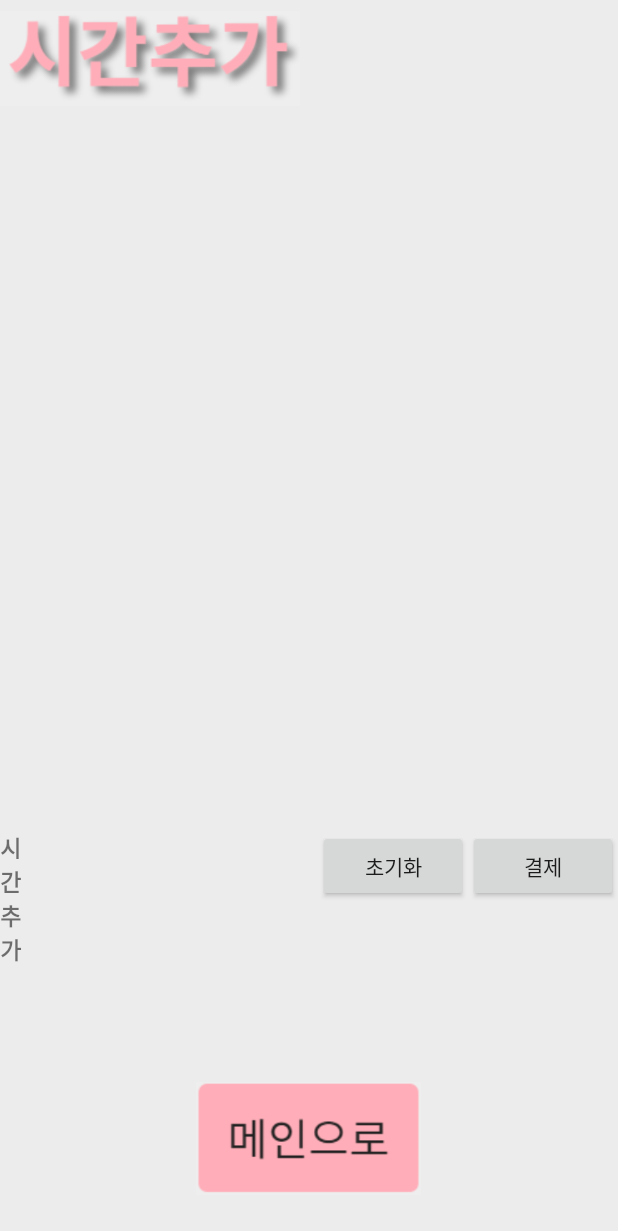
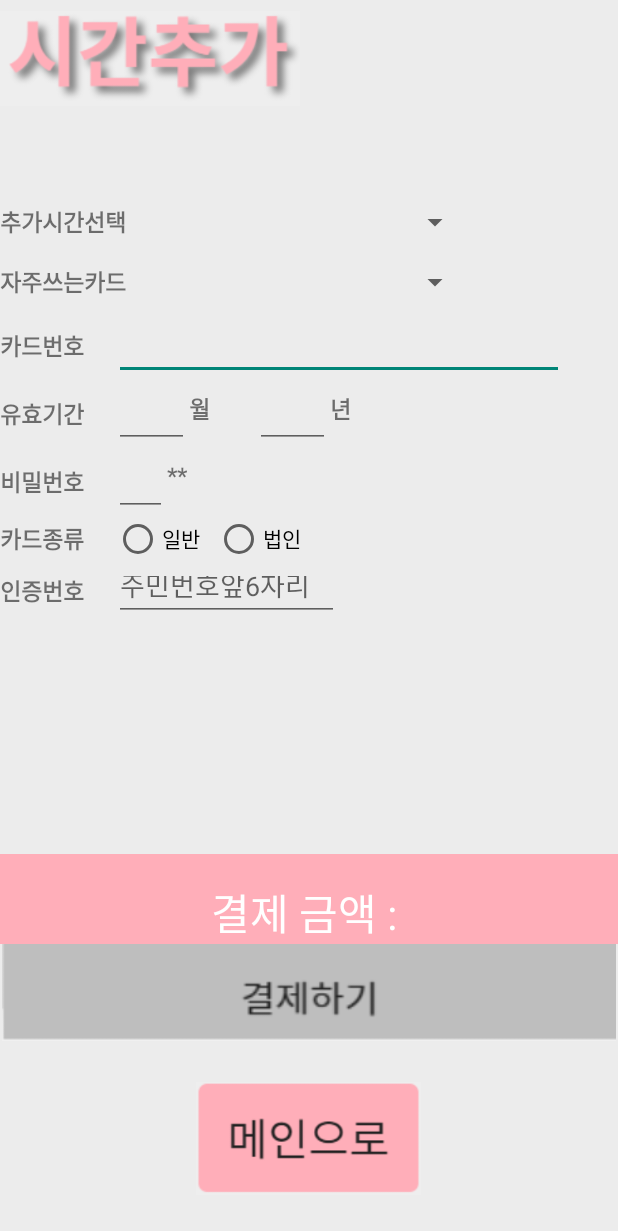
Before and after one commit to elppaaa/PC_Cafe_Master, an Android app: the Addtime screen opened directly, with no data from a screen before it, on a phone screen of 412 x 824 dp. Shown: the top 1231 px of the screen. Run offline under Robolectric (Android 15) with nearby library versions, the phone set to English and light mode, and no system bars.

Commit message:
ADDTime xml 수정

```diff
--- a/app/src/main/res/layout/addtime.xml
+++ b/app/src/main/res/layout/addtime.xml
@@ -10,65 +10,237 @@
         android:layout_height="wrap_content"
         android:src="@drawable/addtimetitle"/>
 
-    <ListView
-        android:id="@+id/listview2"
+    <LinearLayout
+        android:layout_marginTop="50dp"
         android:layout_width="match_parent"
-        android:layout_weight="8"
-        android:layout_height="0dp" />
+        android:layout_height="wrap_content">
+        <TextView
+            android:layout_width="wrap_content"
+            android:layout_height="40dp"
+            android:gravity="center"
+            android:text="추가시간선택"
+            android:textSize="15sp"
+            android:textStyle="bold" />
+
+        <Spinner
+            android:spinnerMode="dropdown"
+            android:id="@+id/spinnerTime"
+            android:layout_width="200dp"
+            android:layout_height="wrap_content"
+            android:layout_gravity="center"
+            android:layout_marginLeft="30dp" />
+    </LinearLayout>
+
+    <LinearLayout
+        android:layout_width="match_parent"
+        android:layout_height="wrap_content">
+        <TextView
+            android:layout_width="wrap_content"
+            android:layout_height="40dp"
+            android:gravity="center"
+            android:text="자주쓰는카드"
+            android:textSize="15sp"
+            android:textStyle="bold" />
+
+        <Spinner
+            android:spinnerMode="dropdown"
+            android:id="@+id/spinnerCard"
+            android:layout_width="200dp"
+            android:layout_height="wrap_content"
+            android:layout_gravity="center"
+            android:layout_marginLeft="30dp" />
+    </LinearLayout>
+
+    <LinearLayout
+        android:layout_width="wrap_content"
+        android:layout_height="wrap_content">
+
+        <TextView
+            android:layout_width="wrap_content"
+            android:layout_height="40dp"
+            android:gravity="center"
+            android:layout_gravity="center"
+            android:text="카드번호"
+            android:textSize="15sp"
+            android:textStyle="bold" />
+
+        <EditText
+            android:id="@+id/edtCardNum"
+            android:layout_width="300dp"
+            android:layout_height="wrap_content"
+            android:inputType="numberDecimal"
+            android:layout_marginLeft="20dp" />
+
+
+
+    </LinearLayout>
+
+    <LinearLayout
+        android:layout_width="match_parent"
+        android:layout_height="wrap_content">
+
+        <TextView
+            android:layout_width="wrap_content"
+            android:gravity="center"
+            android:layout_height="40dp"
+            android:layout_gravity="center"
+            android:text="유효기간"
+            android:textSize="15sp"
+            android:textStyle="bold" />
+
+        <EditText
+            android:maxLength="2"
+            android:id="@+id/edtCardDueM"
+            android:layout_width="50dp"
+            android:layout_height="wrap_content"
+            android:inputType="numberDecimal"
+            android:layout_marginLeft="20dp" />
+
+        <TextView
+            android:layout_width="wrap_content"
+            android:layout_height="30dp"
+            android:layout_gravity="center"
+            android:text="월"
+            android:textSize="15sp"
+            android:textStyle="bold" />
+
+        <EditText
+            android:maxLength="2"
+            android:id="@+id/edtCardDueY"
+            android:inputType="numberDecimal"
+            android:layout_width="50dp"
+            android:layout_height="wrap_content"
+            android:layout_marginLeft="30dp" />
+
+        <TextView
+            android:layout_width="wrap_content"
+            android:layout_height="30dp"
+            android:layout_gravity="center"
+            android:text="년"
+            android:textSize="15sp"
+            android:textStyle="bold" />
+
+    </LinearLayout>
+
+    <LinearLayout
+        android:layout_width="match_parent"
+        android:layout_height="wrap_content">
+
+        <TextView
+            android:layout_width="wrap_content"
+            android:layout_height="40dp"
+            android:gravity="center"
+            android:layout_gravity="center"
+            android:text="비밀번호"
+            android:textSize="15sp"
+            android:textStyle="bold" />
+
+        <EditText
+            android:maxLength="2"
+            android:id="@+id/edtCardPw"
+            android:layout_width="35dp"
+            android:layout_height="wrap_content"
+            android:layout_marginLeft="20dp"
+            android:inputType="numberDecimal" />
+
+        <TextView
+            android:layout_width="wrap_content"
+            android:layout_height="30dp"
+            android:layout_gravity="center"
+            android:text="**"
+            android:textSize="15sp"
+            android:textStyle="bold" />
+    </LinearLayout>
+
+    <LinearLayout
+        android:layout_width="match_parent"
+        android:orientation="horizontal"
+        android:layout_height="30dp">
+
+        <TextView
+            android:layout_width="wrap_content"
+            android:layout_height="40dp"
+            android:layout_gravity="center"
+            android:gravity="center"
+            android:text="카드종류"
+            android:textSize="15sp"
+            android:textStyle="bold" />
+        <RadioGroup
+            android:orientation="horizontal"
+            android:layout_width="match_parent"
+            android:layout_height="wrap_content">
+            <RadioButton
+                android:layout_marginLeft="20dp"
+                android:layout_width="wrap_content"
+                android:layout_height="30dp"
+                android:text="일반"/>
+
+            <RadioButton
+                android:layout_width="wrap_content"
+                android:layout_height="30dp"
+                android:layout_marginLeft="10dp"
+                android:text="법인"/>
+        </RadioGroup>
+
+
+    </LinearLayout>
+
+    <LinearLayout
+        android:layout_width="match_parent"
+        android:layout_height="40dp">
+
+        <TextView
+            android:gravity="center"
+            android:layout_width="wrap_content"
+            android:layout_height="30dp"
+            android:layout_gravity="center"
+            android:text="인증번호"
+            android:textSize="15sp"
+            android:textStyle="bold" />
+
+        <EditText
+            android:inputType="numberDecimal"
+            android:id="@+id/edtCardJm"
+            android:layout_width="150dp"
+            android:layout_height="wrap_content"
+            android:layout_marginLeft="20dp"
+            android:maxLength="6"
+            android:hint="주민번호앞6자리"/>
+
+    </LinearLayout>
 
 
 
     <LinearLayout
         android:layout_width="match_parent"
         android:layout_height="wrap_content"
-        android:weightSum="8">
-
+        android:layout_gravity="bottom"
+        android:gravity="bottom"
+        android:layout_weight="1"
+        android:orientation="vertical"
+        >
         <TextView
-            android:layout_width="0dp"
-            android:layout_height="wrap_content"
+            android:id="@+id/edtCardCost"
+            android:layout_width="match_parent"
+            android:layout_height="60dp"
             android:layout_gravity="center"
-            android:layout_weight="1"
-            android:text="시간추가"
-            android:textSize="15sp"
-            android:textStyle="bold" />
-
-        <LinearLayout
-            android:layout_width="0dp"
-            android:layout_height="wrap_content"
-            android:orientation="vertical"
-            android:layout_weight="7">
-
-            <TextView
-                android:id="@+id/menuorder_list"
-                android:layout_width="match_parent"
-                android:layout_height="wrap_content"
-                android:layout_weight="7"
-                android:maxLines="3" />
-
-            <TextView
-                android:id="@+id/menuorder_total"
-                android:layout_width="match_parent"
-                android:layout_height="wrap_content"
-                android:maxLines="1"/>
-
-        </LinearLayout>
+            android:background="#FFAEB9"
+            android:gravity="bottom"
+            android:maxLines="1"
+            android:text="결제 금액 : "
+            android:textAlignment="center"
+            android:textColor="#ffffff"
+            android:textSize="28sp" />
 
 
-        <Button
-            android:id="@+id/menuorder_reset"
-            android:layout_width="150px"
+        <ImageButton
+            android:id="@+id/btnCardSlash"
+            android:layout_width="match_parent"
             android:layout_height="wrap_content"
-            android:layout_gravity="right"
-            android:padding="0dp"
-            android:text="초기화" />
-
-        <Button
-            android:id="@+id/menuorder_pay"
-            android:layout_width="150px"
-            android:layout_height="wrap_content"
-            android:layout_gravity="right"
-            android:padding="0dp"
-            android:text="결제" />
+            android:src="@drawable/paymentbtn"
+            android:background="#ececec"
+            android:scaleType="fitCenter"
+            android:adjustViewBounds="true"/>
     </LinearLayout>
 
     <ImageButton
@@ -76,7 +248,6 @@
         android:layout_width="150dp"
         android:layout_height="130dp"
         android:layout_gravity="center"
-        android:layout_marginTop="50dp"
         android:background="#ececec"
         android:scaleType="fitCenter"
         android:src="@drawable/tomain"/>
```
